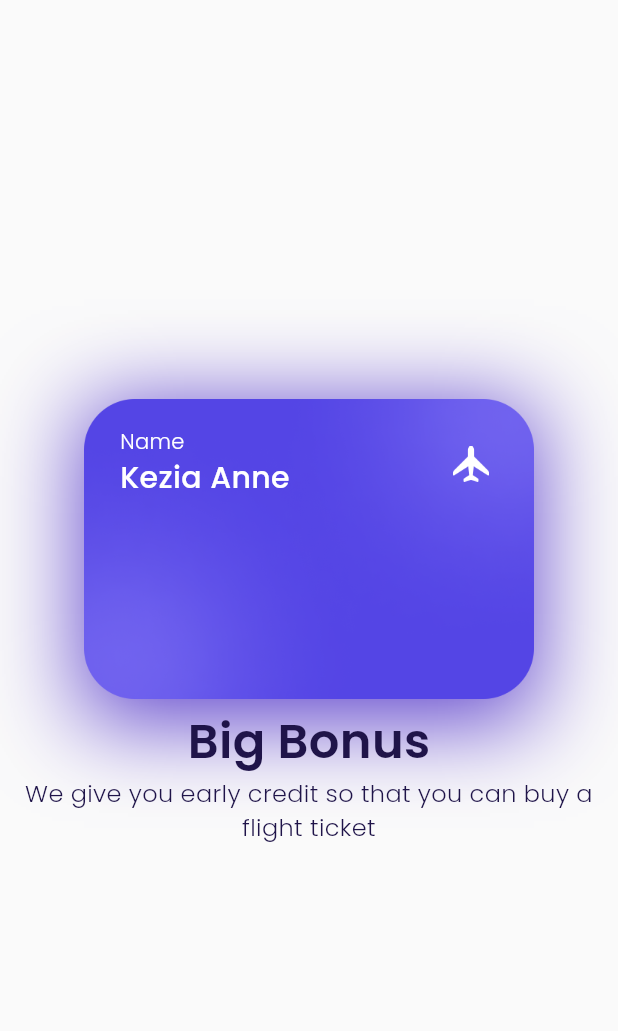
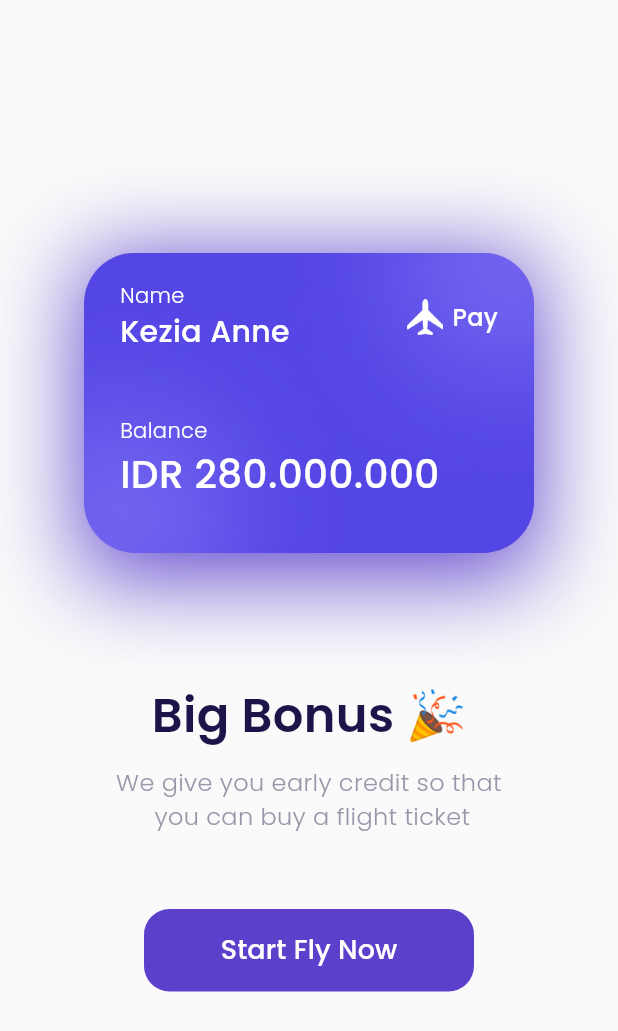
Before and after one commit to ahmadkabi/Airplane, a Flutter app: the BonusPage screen opened by its route, on a phone screen of 412 x 824 dp. Shown: the top 1031 px of the screen. Run offline on Flutter 3.47's test engine with Material 3 defaults, Android fonts, the phone set to English and light mode, and no system bars; our stand-ins replace google_fonts.

Commit message:
UI Slicing : Bonus Page

```diff
--- a/lib/ui/pages/bonus_page.dart
+++ b/lib/ui/pages/bonus_page.dart
@@ -1,4 +1,3 @@
-import 'package:flutter/cupertino.dart';
 import 'package:flutter/material.dart';
 import '../../shared/theme.dart';
 
@@ -31,6 +30,7 @@ Start Fly Now
           ],
         ),
         child: Column(
+          crossAxisAlignment: CrossAxisAlignment.start,
           children: [
             Row(
               children: [
@@ -61,14 +61,84 @@ Start Fly Now
                   height: 24,
                   margin: const EdgeInsets.only(right: 6),
                   decoration: const BoxDecoration(
-                    image: DecorationImage(
-                      image: AssetImage('assets/icon_plane.png')
-                    )
+                      image: DecorationImage(
+                          image: AssetImage('assets/icon_plane.png'))),
+                ),
+                Text(
+                  'Pay',
+                  style: whiteTextStyle.copyWith(
+                    fontSize: 16,
+                    fontWeight: medium,
                   ),
-                )
+                ),
               ],
-            )
+            ),
+            const SizedBox(height: 41),
+            Text('Balance',
+                style: whiteTextStyle.copyWith(
+                  fontSize: 14,
+                  fontWeight: light,
+                )),
+            Text(
+              'IDR 280.000.000',
+              style: whiteTextStyle.copyWith(
+                fontSize: 26,
+                fontWeight: medium,
+              ),
+            ),
           ],
+        ),
+      );
+    }
+
+    Widget title() {
+      return Container(
+        margin: EdgeInsets.only(top: 80),
+        child: Text(
+          'Big Bonus 🎉',
+          style: blackTextStyle.copyWith(
+            fontSize: 32,
+            fontWeight: semiBold,
+          ),
+        ),
+      );
+    }
+
+    Widget subtitle() {
+      return Container(
+        margin: const EdgeInsets.only(top: 10),
+        child: Text(
+          'We give you early credit so that\n you can buy a flight ticket',
+          textAlign: TextAlign.center,
+          style: greyTextStyle.copyWith(
+            fontSize: 16,
+            fontWeight: light,
+          ),
+        ),
+      );
+    }
+
+    Widget startButton() {
+      return Container(
+        height: 55,
+        width: 220,
+        margin: EdgeInsets.only(top: 50),
+        child: TextButton(
+          onPressed: () {},
+          style: TextButton.styleFrom(
+              backgroundColor: kPrimaryColor,
+              shape: RoundedRectangleBorder(
+                borderRadius: BorderRadius.circular(
+                  defaultRadius,
+                ),
+              )),
+          child: Text(
+            'Start Fly Now',
+            style: whiteTextStyle.copyWith(
+              fontSize: 18,
+              fontWeight: medium,
+            ),
+          ),
         ),
       );
     }
@@ -80,16 +150,9 @@ Start Fly Now
           mainAxisAlignment: MainAxisAlignment.center,
           children: [
             bonusCard(),
-            Text(
-              'Big Bonus',
-              style:
-                  blackTextStyle.copyWith(fontSize: 32, fontWeight: semiBold),
-            ),
-            Text(
-              'We give you early credit so that you can buy a flight ticket',
-              textAlign: TextAlign.center,
-              style: blackTextStyle.copyWith(fontSize: 16, fontWeight: light),
-            ),
+            title(),
+            subtitle(),
+            startButton(),
           ],
         ),
       ),
```
